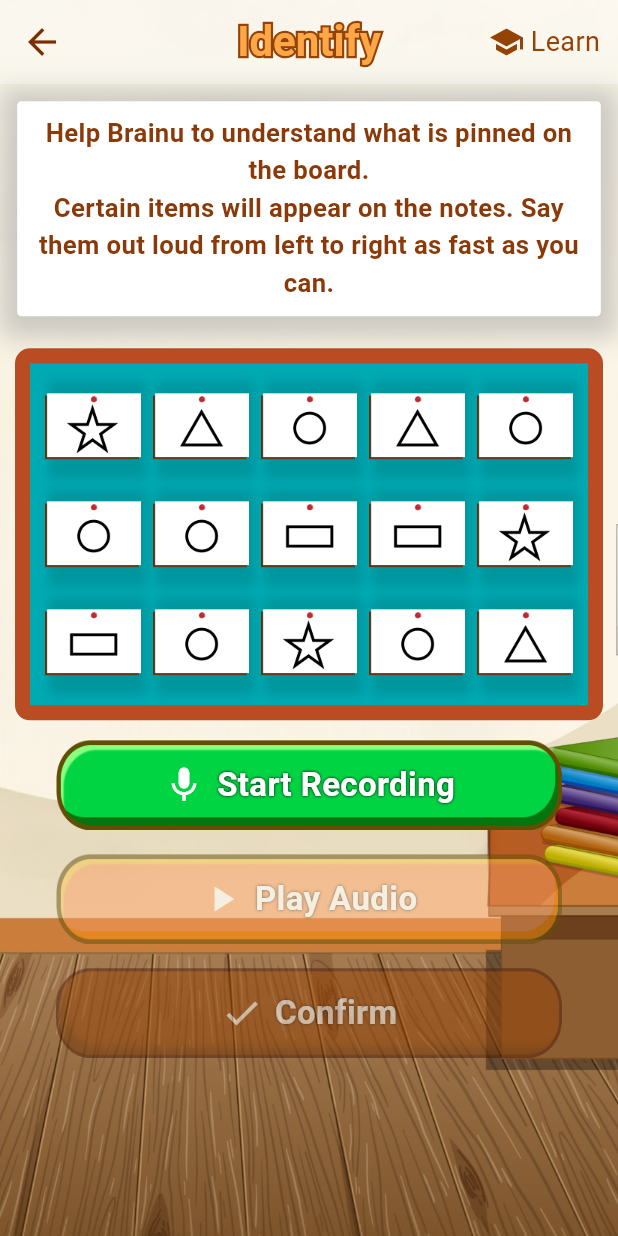
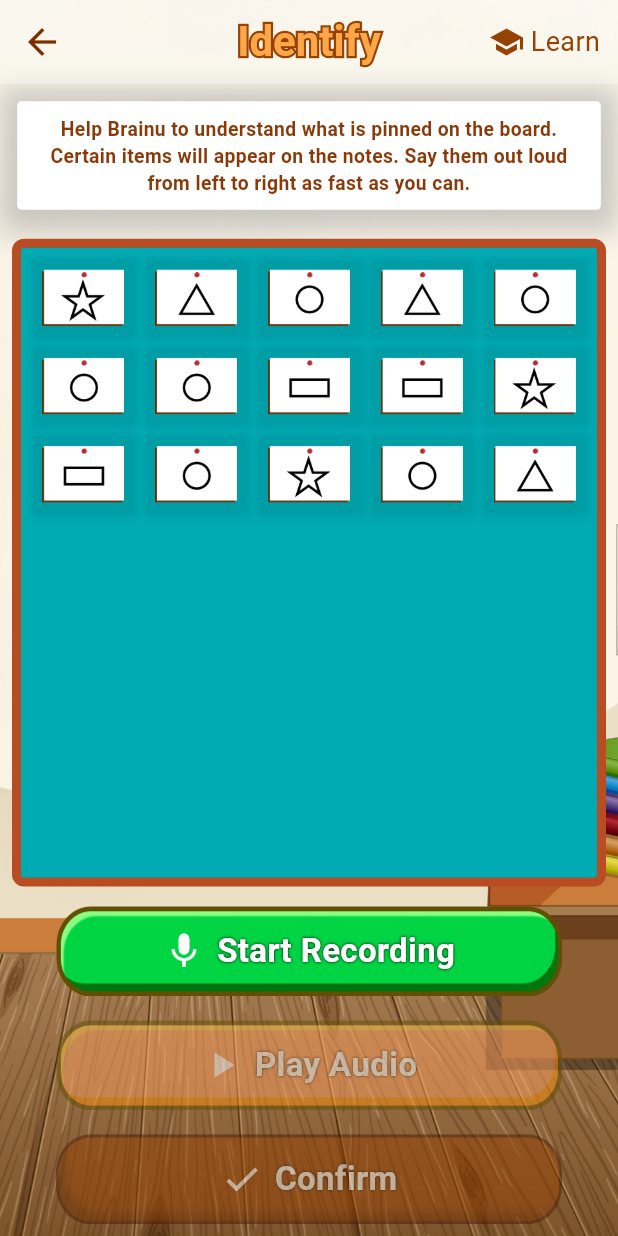
Before and after one commit to Abhishek24122002/brainu-flutter, a Flutter app: the Identify screen opened directly, after a tap on "Click here to Start", on a phone screen of 412 x 824 dp. Run offline on Flutter 3.47's test engine with Material 3 defaults, Android fonts, the phone set to English and light mode, and no system bars; drawn by our look-alikes of showcaseview; our stand-ins replace audioplayers, cloud_firestore, file_picker, firebase_auth, firebase_core, flutter_screenutil and 5 more; missing offline and left inert: flutter_sound; accounts and stored records are empty.

Commit message:
Changes for sir's phone size is done in all levels

```diff
--- a/lib/components/WoodenButton.dart
+++ b/lib/components/WoodenButton.dart
@@ -62,7 +62,7 @@ class _AnimatedWoodenButtonState extends State<AnimatedWoodenButton>
             Text(
               widget.label,
               style: TextStyle(
-                fontSize: 84.sp,              // Responsive font
+                fontSize: 45.sp,              // Responsive font
                 fontWeight: FontWeight.bold,
                 color: Colors.white,
               ),
--- a/lib/components/popups/completion.dart
+++ b/lib/components/popups/completion.dart
@@ -9,9 +9,7 @@ class CompletionDialog extends StatelessWidget {
 
   @override
   Widget build(BuildContext context) {
-    return PopScope(
-      canPop: false, // Prevents back button dismissal
-      child: AlertDialog(
+    return AlertDialog(
       title: Text(S.of(context).Congratulation),
       content: Text(S.of(context).you_did_it),
       actions: [
@@ -32,7 +30,6 @@ class CompletionDialog extends StatelessWidget {
           child: Text(S.of(context).done),
         ),
       ],
-      ),
     );
   }
 }
--- a/lib/components/question_container.dart
+++ b/lib/components/question_container.dart
@@ -30,7 +30,7 @@ class CustomContainer extends StatelessWidget {
         textAlign: TextAlign.center,
         style: GoogleFonts.fredokaOne(
           textStyle: TextStyle(
-            fontSize: 60.sp, // Responsive font size
+            fontSize: 45.sp, // Responsive font size
             fontWeight: FontWeight.bold,
             color: const Color.fromARGB(255, 138, 58, 9),
           ),
--- a/lib/screens/Identify.dart
+++ b/lib/screens/Identify.dart
@@ -115,6 +115,7 @@ class _IdentifyState extends State<Identify> {
 
     _randomizeImages();
   }
+
   Future<void> _loadShowcaseStatus() async {
     final prefs = await SharedPreferences.getInstance();
     setState(() {
@@ -333,7 +334,6 @@ class _IdentifyState extends State<Identify> {
                 body: Column(
                   children: [
                     CustomContainer(text: S.of(context).ran_question),
-
                     if (!_showGameElements)
                       StartButton(
                         onPressed: () {
@@ -344,26 +344,31 @@ class _IdentifyState extends State<Identify> {
                           });
                         },
                       ),
-              // Game elements become visible after clicking the button
                     if (_showGameElements)
-                Column(
+                      Expanded(
+                        // Expanded added here
+                        child: Column(
                           children: [
-                    Container(
-                      margin: EdgeInsets.fromLTRB(10, 10, 10, 0),
-                      padding: EdgeInsets.all(10),
+                            Expanded(
+                              // Expanded to fill remaining vertical space
+                              child: Container(
+                                margin: const EdgeInsets.fromLTRB(8, 8, 8, 0),
+                                padding: const EdgeInsets.all(6),
                                 decoration: BoxDecoration(
-                        color: Color(0xFF00AAB3),
-                        borderRadius: BorderRadius.circular(10),
+                                  color: const Color(0xFF00AAB3),
+                                  borderRadius: BorderRadius.circular(8),
                                   border: Border.all(
-                            color: Color(0xFFBA4C24),
-                            width: 10), // updated border color
+                                    color: const Color(0xFFBA4C24),
+                                    width: 6,
+                                  ),
                                 ),
                                 child: GridView.builder(
-                        shrinkWrap: true,
-                        gridDelegate: SliverGridDelegateWithFixedCrossAxisCount(
+                                  gridDelegate:
+                                      const SliverGridDelegateWithFixedCrossAxisCount(
                                     crossAxisCount: 5,
-                          crossAxisSpacing: 8,
-                          mainAxisSpacing: 8,
+                                    crossAxisSpacing: 4,
+                                    mainAxisSpacing: 4,
+                                    childAspectRatio: 1.3,
                                   ),
                                   itemCount: _images.length,
                                   itemBuilder: (context, index) {
@@ -371,33 +376,32 @@ class _IdentifyState extends State<Identify> {
                                       decoration: BoxDecoration(
                                         boxShadow: [
                                           BoxShadow(
-                                  color: const Color.fromARGB(30, 0, 0, 0),
-                                  blurRadius: 5,
-                                  spreadRadius: 1,
-                                  offset: Offset(3, 3),
+                                            color: const Color.fromARGB(
+                                                20, 0, 0, 0),
+                                            blurRadius: 3,
+                                            spreadRadius: 0.5,
+                                            offset: const Offset(1, 1),
                                           ),
                                         ],
                                       ),
                                       child: Image.asset(
                                         _images[index],
-                              fit: BoxFit.cover,
+                                        fit: BoxFit.contain,
                                       ),
                                     );
                                   },
                                 ),
                               ),
-                    SizedBox(height: 5),
+                            ),
 
-                    // Buttons for recording and submitting answers
+                            SizedBox(
+                                height: 5), // spacing between board and buttons
 
-                    // padding: const EdgeInsets.symmetric(
-                    //     horizontal: 25.0, vertical: 20),
                             Padding(
                               padding: const EdgeInsets.symmetric(
                                   horizontal: 25.0, vertical: 0),
                               child: Column(
-                                  crossAxisAlignment:
-                                      CrossAxisAlignment.stretch,
+                                crossAxisAlignment: CrossAxisAlignment.stretch,
                                 children: [
                                   AudioShowcaseButtons(
                                     isRecording: _isRecording,
@@ -416,6 +420,7 @@ class _IdentifyState extends State<Identify> {
                               ),
                             ),
                           ],
+                        ),
                       ),
                   ],
                 ),
--- a/lib/screens/Letter.dart
+++ b/lib/screens/Letter.dart
@@ -435,9 +435,9 @@ class _LetterState extends State<Letter> {
                           builder: (context, constraints) {
                             double screenWidth = constraints.maxWidth;
                             double imageSize =
-                                screenWidth * 0.55; // Scales for tablet
+                                screenWidth * 0.40; // Scales for tablet
                             double fontSize =
-                                screenWidth * 0.15; // Responsive font size
+                                screenWidth * 0.10; // Responsive font size
                             double spacing =
                                 screenWidth * 0.04; // Spacing between options
 
--- a/lib/screens/Phonemene_deletetion_final.dart
+++ b/lib/screens/Phonemene_deletetion_final.dart
@@ -495,7 +495,7 @@ class _Ph_deletion_finalState extends State<Ph_deletion_final> {
                                             label: S.of(context).Word,
                                             onPressed: () => playAudio(word1),
                                           ),
-                                          SizedBox(height: 10),
+                                          SizedBox(height: 5),
                                           Container(
                                             padding: EdgeInsets.symmetric(
                                                 horizontal: 10, vertical: 5),
--- a/lib/screens/Phonemene_deletetion_initial.dart
+++ b/lib/screens/Phonemene_deletetion_initial.dart
@@ -426,7 +426,7 @@ class _Ph_deletion_initialState extends State<Ph_deletion_initial> {
                 _playButtonKey,
                 _confirmButtonKey,
               ]);
-              // Save it so next time it's skipped
+
               final prefs = await SharedPreferences.getInstance();
               await prefs.setBool('showShowcase_8', false);
               setState(() {
@@ -515,7 +515,7 @@ class _Ph_deletion_initialState extends State<Ph_deletion_initial> {
                                             label: S.of(context).sound,
                                             onPressed: () => playAudio(word2),
                                           ),
-                                          SizedBox(height: 10),
+                                          SizedBox(height: 5),
                                           Container(
                                             padding: EdgeInsets.symmetric(
                                                 horizontal: 10, vertical: 5),
@@ -570,7 +570,7 @@ class _Ph_deletion_initialState extends State<Ph_deletion_initial> {
                                                   color: Colors.white),
                                             ),
                                           ),
-                                          SizedBox(height: 10),
+                                          SizedBox(height: 5),
                                           AnimatedWoodenButton(
                                             label: S.of(context).Word,
                                             onPressed: () => playAudio(word1),
--- a/lib/screens/Story.dart
+++ b/lib/screens/Story.dart
@@ -335,7 +335,7 @@ class _StoryState extends State<Story> {
                           currentStoryIndex < stories.length)
                         Container(
                           width: double.infinity,
-                          height: MediaQuery.of(context).size.height * 0.40,
+                          height: MediaQuery.of(context).size.height * 0.30,
                           decoration: BoxDecoration(
                             image: DecorationImage(
                               image:
@@ -344,7 +344,7 @@ class _StoryState extends State<Story> {
                             ),
                           ),
                           child: Padding(
-                            padding: const EdgeInsets.fromLTRB(50, 60, 50, 60),
+                            padding: const EdgeInsets.fromLTRB(65, 60, 65, 60),
                             child: ScrollbarTheme(
                               data: ScrollbarThemeData(
                                 thumbColor: MaterialStateProperty.all(
```
Also changed, not shown: lib/l10n/intl_hi.arb (+6 -6 lines), lib/screens/Listen.dart (+17 -19 lines). Lines whose indentation alone changed are shown as unchanged.
